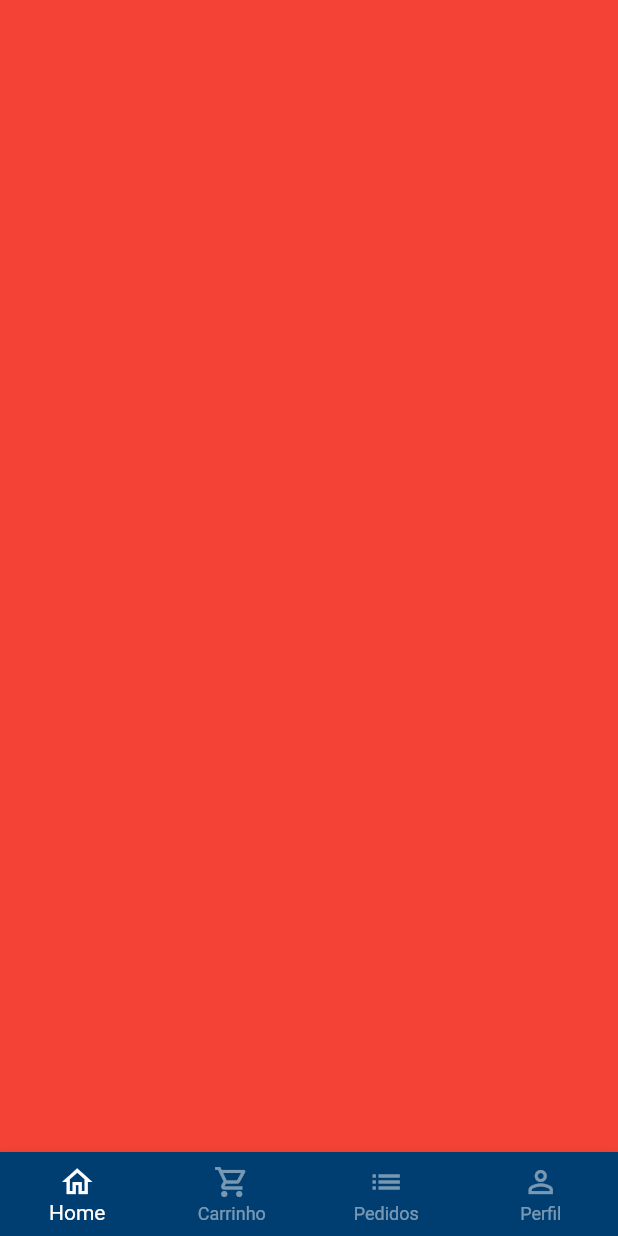
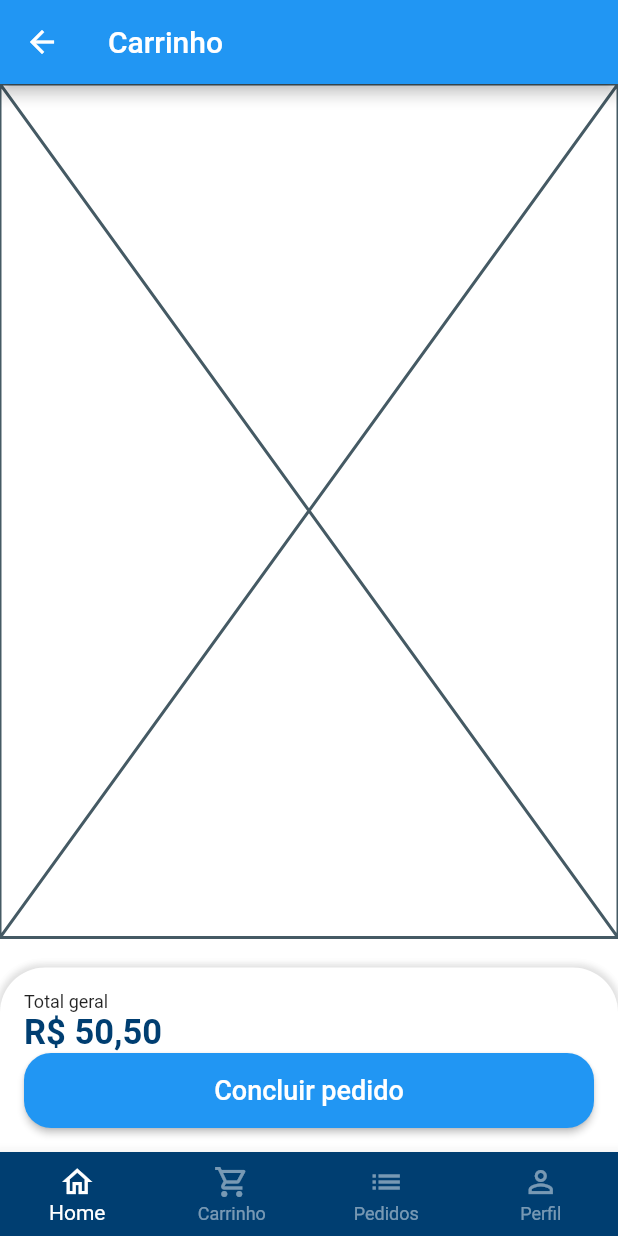
Before and after one commit to MatheusBrandao525/loja_online_com_flutter, a Flutter app: the BaseScreen screen opened directly, swiped to page 2, on a phone screen of 412 x 824 dp. Run offline on Flutter 3.47's test engine with Material 2 defaults, Android fonts, the phone set to English and light mode, and no system bars; our stand-ins replace animated_text_kit, badges, mask_text_input_formatter.

Commit message:
Total e confirmação de pedido

```diff
--- a/lib/src/pages/base/base_screen.dart
+++ b/lib/src/pages/base/base_screen.dart
@@ -1,4 +1,5 @@
 import 'package:flutter/material.dart';
+import 'package:loja_online/src/pages/cart/cart_tab.dart';
 import 'package:loja_online/src/pages/home/home_tab.dart';
 
 class BaseScreen extends StatefulWidget {
@@ -20,9 +21,7 @@ class _BaseScreenState extends State<BaseScreen> {
         controller: pageController,
         children: [
           const HomeTab(),
-          Container(
-            color: Colors.red,
-          ),
+          CartTab(),
           Container(
             color: Colors.blue,
           ),
--- /dev/null
+++ b/lib/src/pages/cart/cart_tab.dart
@@ -0,0 +1,78 @@
+import 'package:flutter/material.dart';
+import 'package:loja_online/src/services/utils_services.dart';
+
+class CartTab extends StatelessWidget {
+  CartTab({Key? key}) : super(key: key);
+
+  final UtilsServices utilsServices = UtilsServices();
+
+  @override
+  Widget build(BuildContext context) {
+    return Scaffold(
+      appBar: AppBar(
+        title: const Text('Carrinho'),
+      ),
+      body: Column(
+        children: [
+          const Expanded(
+            child: Placeholder(),
+          ),
+          const SizedBox(
+            height: 20,
+          ),
+          Container(
+            padding: const EdgeInsets.all(16),
+            decoration: BoxDecoration(
+              color: Colors.white,
+              borderRadius: const BorderRadius.vertical(
+                top: Radius.circular(30),
+              ),
+              boxShadow: [
+                BoxShadow(
+                  color: Colors.grey.shade300,
+                  blurRadius: 3,
+                  spreadRadius: 2,
+                ),
+              ],
+            ),
+            child: Column(
+                crossAxisAlignment: CrossAxisAlignment.stretch,
+                children: [
+                  const Text(
+                    'Total geral',
+                    style: TextStyle(
+                      fontSize: 12,
+                    ),
+                  ),
+                  Text(
+                    utilsServices.priceToCurrency(50.5),
+                    style: const TextStyle(
+                      fontSize: 23,
+                      color: Color.fromARGB(255, 0, 62, 113),
+                      fontWeight: FontWeight.bold,
+                    ),
+                  ),
+                  SizedBox(
+                    height: 50,
+                    child: ElevatedButton(
+                      style: ElevatedButton.styleFrom(
+                        shape: RoundedRectangleBorder(
+                          borderRadius: BorderRadius.circular(18),
+                        ),
+                      ),
+                      onPressed: () {},
+                      child: const Text(
+                        'Concluir pedido',
+                        style: TextStyle(
+                          fontSize: 18,
+                        ),
+                      ),
+                    ),
+                  ),
+                ]),
+          )
+        ],
+      ),
+    );
+  }
+}
```
